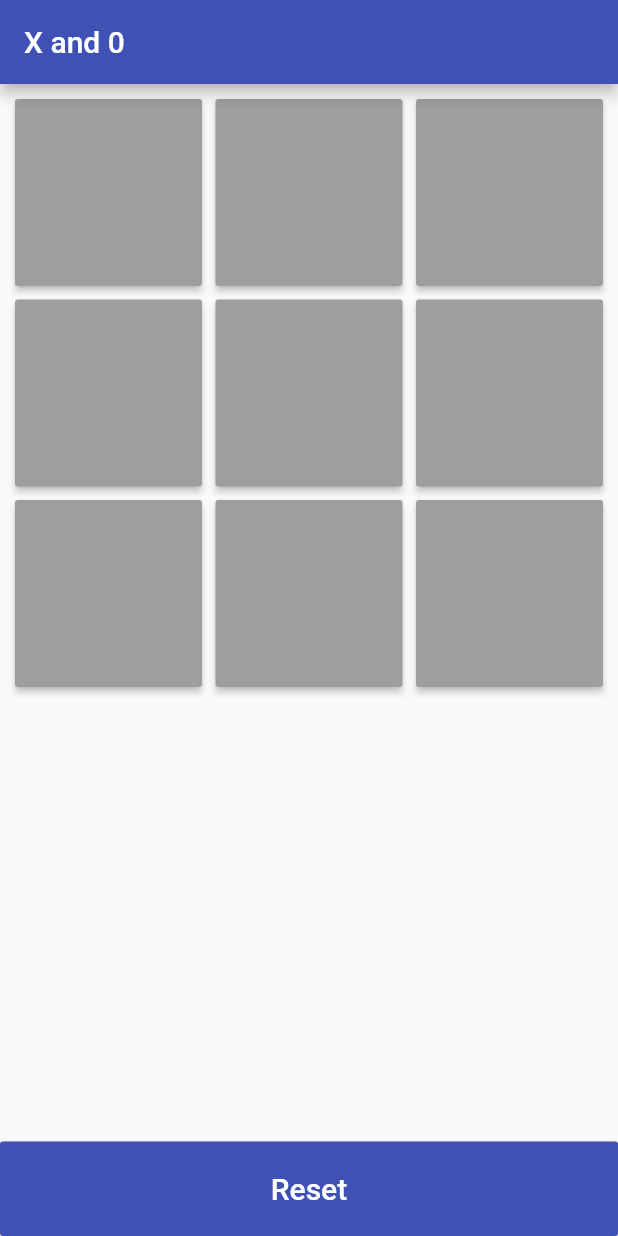
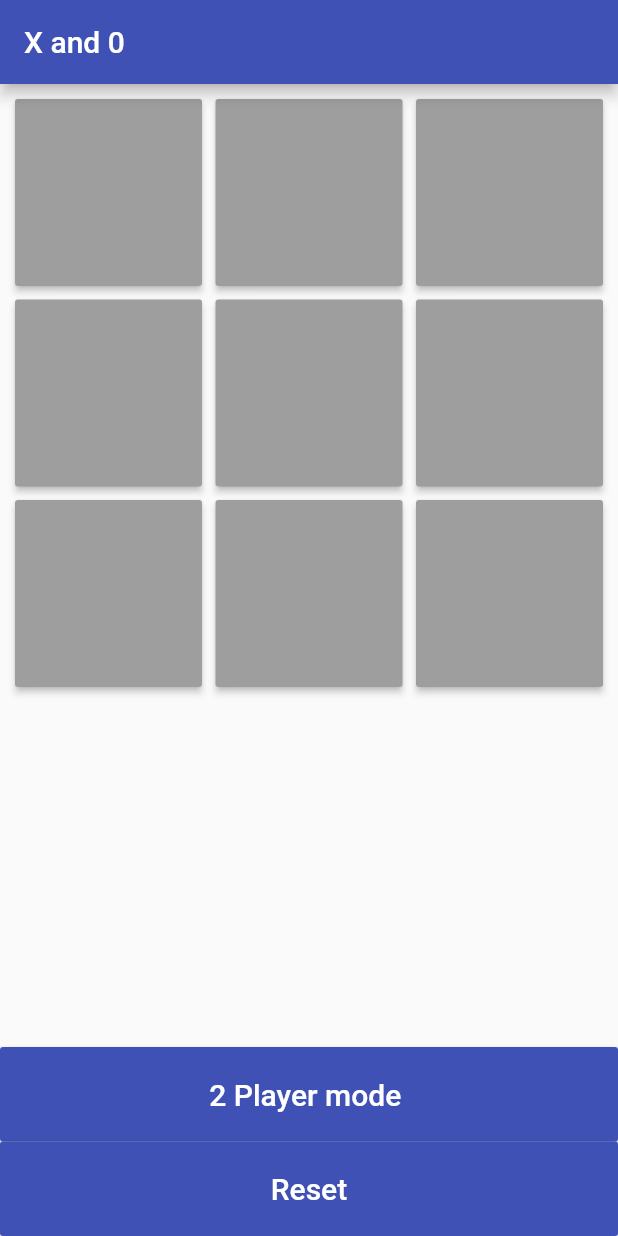
Before and after one commit to parthg48/tictactoe_flutter, a Flutter app: the screen it shows after launch, on a phone screen of 412 x 824 dp. Run offline on Flutter 3.47's test engine with Material 2 defaults, Android fonts, the phone set to English and light mode, and no system bars.

Commit message:
added 2 player/1player mode toggle

```diff
--- a/lib/homepage.dart
+++ b/lib/homepage.dart
@@ -14,6 +14,7 @@ class _HomePageState extends State<HomePage> {
   var player1;
   var player2;
   var activePlayer;
+  var flag = 0;
 
   @override
   void initState() {
@@ -62,7 +63,7 @@ class _HomePageState extends State<HomePage> {
               builder: (_) => new DialogClass("Game Tied",
                   "Press the restart button to start again", resetGame));
         } else {
-          activePlayer == 2 ? autoPlay() : null;
+          if (flag == 1) activePlayer == 2 ? autoPlay() : null;
         }
       }
     });
@@ -144,8 +145,20 @@ class _HomePageState extends State<HomePage> {
     });
   }
 
+  void switchPlayer() {
+    if (flag == 0)
+      flag = 1;
+    else
+      flag = 0;
+    resetGame();
+  }
+
   @override
   Widget build(BuildContext context) {
+    var text2 = new Text(
+      flag == 1 ? "1 Player mode" : "2 Player mode ",
+      style: new TextStyle(color: Colors.white, fontSize: 20.0),
+    );
     return new Scaffold(
         appBar: new AppBar(
           title: new Text(
@@ -185,6 +198,12 @@ class _HomePageState extends State<HomePage> {
               ),
             ),
             new RaisedButton(
+              child: text2,
+              color: Colors.indigo,
+              padding: const EdgeInsets.all(20.0),
+              onPressed: switchPlayer,
+            ),
+            new RaisedButton(
               child: new Text(
                 "Reset",
                 style: new TextStyle(color: Colors.white, fontSize: 20.0),
```
